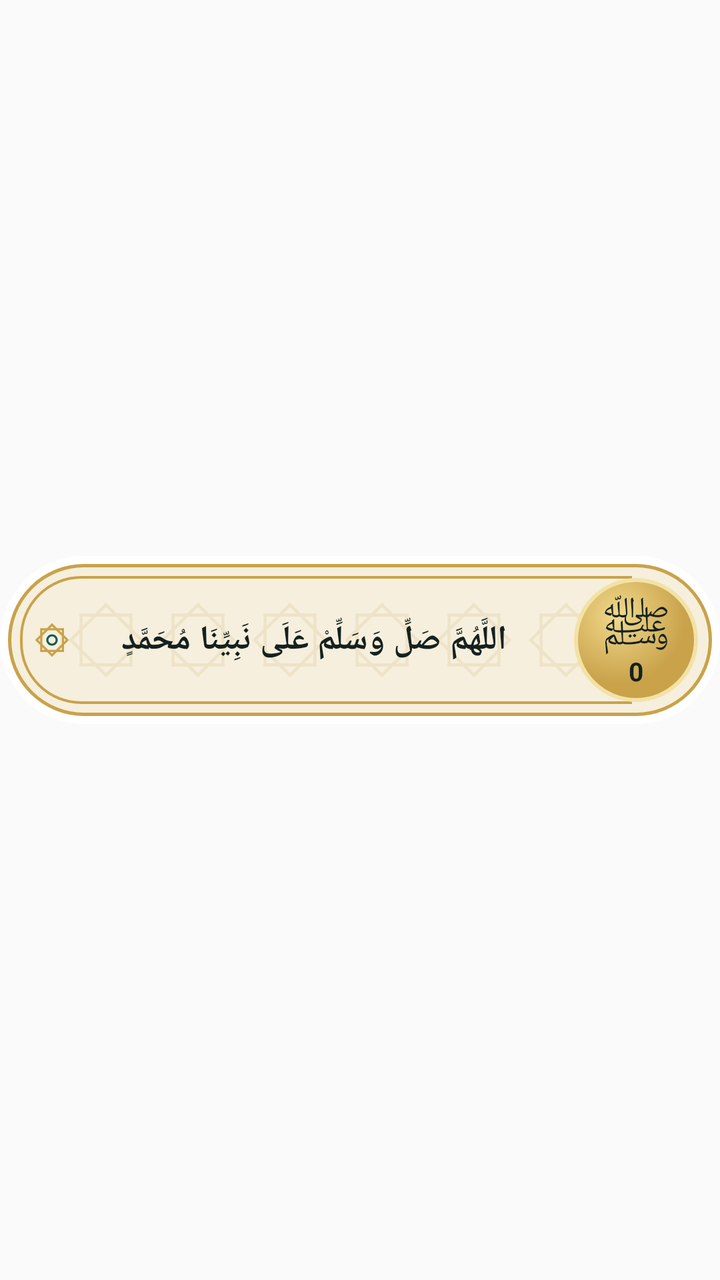
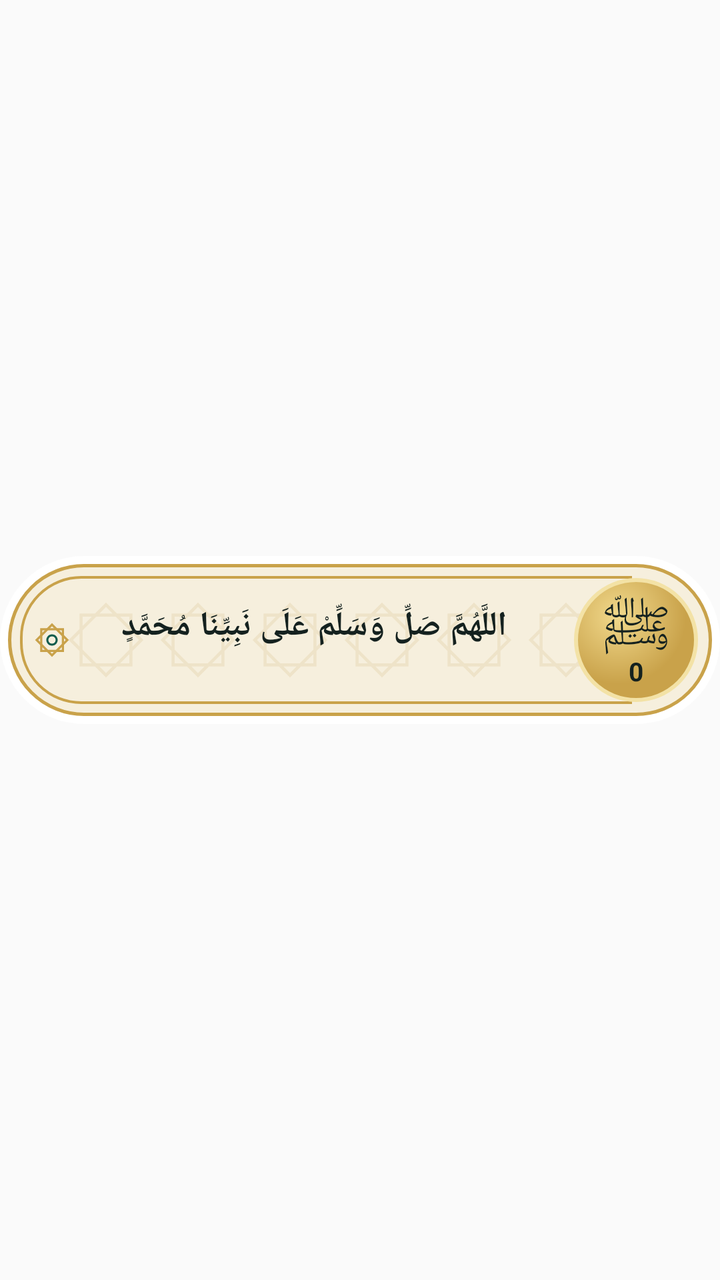

An Android layout rendered at two revisions. The XML below is the earlier revision; the diff shows what the commit changed to produce the second picture.
<!-- AndroidManifest.xml: application theme AppTheme -->
<!-- res/layout/widget_card.xml -->
<?xml version="1.0" encoding="utf-8"?>
<FrameLayout xmlns:android="http://schemas.android.com/apk/res/android"
    android:id="@+id/wroot"
    android:layout_width="match_parent"
    android:layout_height="match_parent">

    <FrameLayout
        android:id="@+id/wbody"
        android:layout_width="match_parent"
        android:layout_height="84dp"
        android:layout_gravity="center_vertical">

        
        <ImageView
            android:id="@+id/wframe"
            android:layout_width="match_parent"
            android:layout_height="match_parent"
            android:scaleType="fitXY"
            android:src="@drawable/widget_edge" />

        <ImageView
            android:layout_width="match_parent"
            android:layout_height="match_parent"
            android:layout_margin="4dp"
            android:scaleType="fitXY"
            android:src="@drawable/widget_face" />

        <ImageView
            android:layout_width="match_parent"
            android:layout_height="46dp"
            android:layout_gravity="center_vertical"
            android:layout_marginLeft="30dp"
            android:layout_marginRight="60dp"
            android:scaleType="fitXY"
            android:src="@drawable/widget_stars" />

        <ImageView
            android:layout_width="match_parent"
            android:layout_height="match_parent"
            android:layout_marginLeft="10dp"
            android:layout_marginRight="44dp"
            android:layout_marginTop="10dp"
            android:layout_marginBottom="10dp"
            android:scaleType="fitXY"
            android:src="@drawable/widget_inner" />

        <LinearLayout
            android:layout_width="match_parent"
            android:layout_height="match_parent"
            android:layoutDirection="rtl"
            android:gravity="center_vertical"
            android:orientation="horizontal"
            android:paddingLeft="16dp"
            android:paddingRight="4dp">

            <FrameLayout
                android:id="@+id/wpray"
                android:layout_width="76dp"
                android:layout_height="76dp">

                <ImageView
                    android:layout_width="62dp"
                    android:layout_height="62dp"
                    android:layout_gravity="center"
                    android:src="@drawable/widget_pray" />

                <LinearLayout
                    android:layout_width="match_parent"
                    android:layout_height="match_parent"
                    android:gravity="center"
                    android:orientation="vertical">

                    <TextView
                        android:layout_width="wrap_content"
                        android:layout_height="wrap_content"
                        android:includeFontPadding="false"
                        android:text="ﷺ"
                        android:textColor="#14211F"
                        android:textSize="28sp" />

                    <TextView
                        android:id="@+id/wcount"
                        android:layout_marginTop="-6dp"
                        android:layout_width="wrap_content"
                        android:layout_height="wrap_content"
                        android:includeFontPadding="false"
                        android:text="0"
                        android:textColor="#14211F"
                        android:textSize="13sp"
                        android:textStyle="bold" />
                </LinearLayout>
            </FrameLayout>

            <LinearLayout
                android:layout_width="0dp"
                android:layout_height="wrap_content"
                android:layout_weight="1"
                android:gravity="center"
                android:orientation="vertical">
            <TextView
                android:id="@+id/wtext"
                android:layout_width="match_parent"
                android:layout_height="wrap_content"
                android:fontFamily="serif"
                android:gravity="center"
                android:includeFontPadding="false"
                android:lineSpacingMultiplier="0.9"
                android:maxLines="3"
                android:paddingLeft="4dp"
                android:paddingRight="6dp"
                android:text="اللَّهُمَّ صَلِّ وَسَلِّمْ عَلَى نَبِيِّنَا مُحَمَّدٍ"
                android:textColor="#14211F"
                android:textDirection="rtl"
                android:textSize="17sp"
                android:textStyle="bold" />
            <TextView
                android:id="@+id/wsrc"
                android:layout_width="match_parent"
                android:layout_height="wrap_content"
                android:gravity="center"
                android:maxLines="1"
                android:textColor="#7A6A45"
                android:textDirection="rtl"
                android:textSize="11sp"
                android:visibility="gone" />
            </LinearLayout>

            <ImageView
                android:layout_width="20dp"
                android:layout_height="20dp"
                android:src="@drawable/widget_star" />
        </LinearLayout>
    </FrameLayout>
</FrameLayout>
<!-- resources referenced by this layout -->
<resources>
  <!-- drawable widget_edge (drawable) -->
  <?xml version="1.0" encoding="utf-8"?>
  <shape xmlns:android="http://schemas.android.com/apk/res/android" android:shape="rectangle">
      <solid android:color="#FFFFFFFF" />
      <corners android:radius="42dp" />
  </shape>
  <!-- drawable widget_face (drawable) -->
  <?xml version="1.0" encoding="utf-8"?>
  <shape xmlns:android="http://schemas.android.com/apk/res/android" android:shape="rectangle">
      <solid android:color="#F6EFDD" />
      <stroke android:width="1.5dp" android:color="#C9A24A" />
      <corners android:radius="38dp" />
  </shape>
  <!-- drawable widget_inner (drawable) -->
  <?xml version="1.0" encoding="utf-8"?>
  <shape xmlns:android="http://schemas.android.com/apk/res/android" android:shape="rectangle">
      <stroke android:width="1.2dp" android:color="#C9A24A" />
      <corners android:topLeftRadius="30dp" android:bottomLeftRadius="30dp" android:topRightRadius="0dp" android:bottomRightRadius="0dp" />
  </shape>
  <!-- drawable widget_pray (drawable) -->
  <?xml version="1.0" encoding="utf-8"?>
  <shape xmlns:android="http://schemas.android.com/apk/res/android" android:shape="oval">
      <gradient android:type="radial" android:gradientRadius="34dp" android:centerX="0.35" android:centerY="0.3"
          android:startColor="#F1D98C" android:endColor="#C9A24A" />
      <stroke android:width="2dp" android:color="#F3E2A6" />
  </shape>
  <!-- drawable widget_star (drawable) -->
  <?xml version="1.0" encoding="utf-8"?>
  <vector xmlns:android="http://schemas.android.com/apk/res/android"
      android:width="24dp" android:height="24dp" android:viewportWidth="24" android:viewportHeight="24">
      <path android:pathData="M5.5,5.5 L18.5,5.5 L18.5,18.5 L5.5,18.5 Z" android:strokeColor="#C9A24A" android:strokeWidth="1.3" android:fillColor="#00000000" />
      <path android:pathData="M12,2.8 L21.2,12 L12,21.2 L2.8,12 Z" android:strokeColor="#C9A24A" android:strokeWidth="1.3" android:fillColor="#00000000" />
      <path android:pathData="M12,9.2 A2.8,2.8 0 1,1 11.99,9.2 Z" android:strokeColor="#0F5C4D" android:strokeWidth="1.2" android:fillColor="#00000000" />
  </vector>
  <!-- drawable widget_stars (drawable) -->
  <?xml version="1.0" encoding="utf-8"?>
  <bitmap xmlns:android="http://schemas.android.com/apk/res/android" android:src="@drawable/widget_star_tile" android:tileModeX="repeat" android:tileModeY="clamp" />
  <style name="AppTheme" parent="Theme.AppCompat.Light.DarkActionBar">
          
          <item name="colorPrimary">@color/colorPrimary</item>
          <item name="colorPrimaryDark">@color/colorPrimaryDark</item>
          <item name="colorAccent">@color/colorAccent</item>
      </style>
  <!-- drawable widget_star_tile: png bitmap (drawable-xxhdpi, 1917 bytes) -->
</resources>

<!-- the commit's change to res/layout/widget_card.xml (unified diff, before → after) -->
@@ -91,20 +91,19 @@
                 </LinearLayout>
             </FrameLayout>
 
-            <LinearLayout
+            <FrameLayout
                 android:layout_width="0dp"
-                android:layout_height="wrap_content"
-                android:layout_weight="1"
-                android:gravity="center"
-                android:orientation="vertical">
+                android:layout_height="match_parent"
+                android:layout_weight="1">
             <TextView
                 android:id="@+id/wtext"
                 android:layout_width="match_parent"
                 android:layout_height="wrap_content"
+                android:layout_gravity="center"
+                android:layout_marginBottom="7dp"
                 android:fontFamily="serif"
                 android:gravity="center"
-                android:includeFontPadding="false"
-                android:lineSpacingMultiplier="0.9"
+                android:lineSpacingMultiplier="0.88"
                 android:maxLines="3"
                 android:paddingLeft="4dp"
                 android:paddingRight="6dp"
@@ -115,15 +114,18 @@
                 android:textStyle="bold" />
             <TextView
                 android:id="@+id/wsrc"
-                android:layout_width="match_parent"
+                android:layout_width="wrap_content"
                 android:layout_height="wrap_content"
-                android:gravity="center"
+                android:layout_gravity="bottom|left"
+                android:layout_marginBottom="13dp"
+                android:layout_marginLeft="2dp"
+                android:includeFontPadding="false"
                 android:maxLines="1"
                 android:textColor="#7A6A45"
                 android:textDirection="rtl"
                 android:textSize="11sp"
                 android:visibility="gone" />
-            </LinearLayout>
+            </FrameLayout>
 
             <ImageView
                 android:layout_width="20dp"
